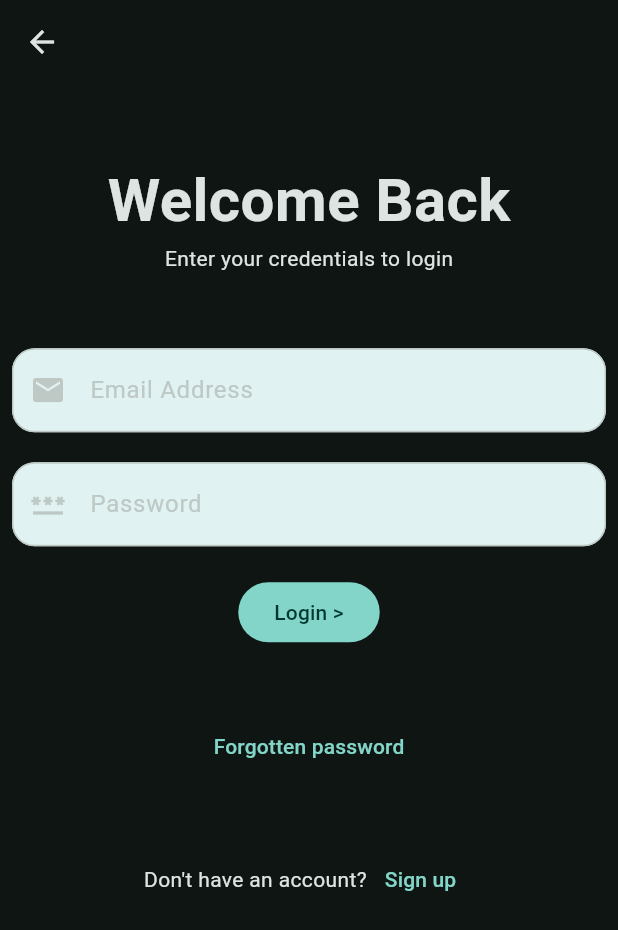
After one commit to Danny-Py5/flutter-tutorial-sept-15-2025-monday-1-53pm, a Flutter app: the LoginExercisePage screen opened directly, on a phone screen of 412 x 824 dp. The commit adds this screen. Shown: the top 930 px of the screen. Run offline on Flutter 3.47's test engine with Material 3 defaults, Android fonts, the phone set to English and light mode, and no system bars; our stand-ins replace lottie, shared_preferences; accounts and stored records are empty.

Commit message:
login page practice

```diff
--- /dev/null
+++ b/lib/views/pages/login_exercise_page.dart
@@ -0,0 +1,111 @@
+import 'package:flutter/material.dart';
+import 'package:flutter_application_1/data/constants/defaults.dart';
+
+class LoginExercisePage extends StatefulWidget {
+  const LoginExercisePage({super.key});
+
+  @override
+  State<LoginExercisePage> createState() => _LoginExercisePageState();
+}
+
+class _LoginExercisePageState extends State<LoginExercisePage> {
+  TextEditingController passwordController = TextEditingController();
+  TextEditingController emailController = TextEditingController();
+  final textInputFillColor = Colors.teal[50];
+
+  @override
+  void dispose() {
+    passwordController.dispose();
+    emailController.dispose();
+    super.dispose();
+  }
+
+  @override
+  Widget build(BuildContext context) {
+    return Scaffold(
+      appBar: AppBar(),
+      body: SingleChildScrollView(
+        child: Padding(
+          padding: const EdgeInsets.all(8.0),
+          child: Column(
+            mainAxisSize: MainAxisSize.min, // 👈 important fix
+            children: [
+              Center(
+                child: Column(
+                  mainAxisSize: MainAxisSize.min, // 👈 also helps
+                  children: [
+                    SizedBox(height: MediaQuery.of(context).size.height * 0.05),
+                    FittedBox(
+                      child: Text(
+                        "Welcome Back",
+                        style: TextStyle(
+                          fontSize: 40,
+                          fontWeight: FontWeight.bold,
+                        ),
+                      ),
+                    ),
+                    Text("Enter your credentials to login"),
+                  ],
+                ),
+              ),
+
+              SizedBox(height: 50),
+
+              Center(
+                // inputs
+                child: Column(
+                  spacing: 20,
+                  children: [
+                    TextField(
+                      controller: emailController,
+                      decoration: InputDecoration(
+                        fillColor: textInputFillColor,
+                        filled: true,
+                        hint: Text("Input Your Email Address here"),
+                        label: Text("Email Address"),
+                        prefixIcon: Icon(Icons.email),
+                        border: OutlineInputBorder(
+                          borderRadius: BorderRadius.circular(
+                            Defaults.borderRadius,
+                          ),
+                        ),
+                      ),
+                    ),
+                    TextField(
+                      controller: passwordController,
+                      decoration: InputDecoration(
+                        fillColor: textInputFillColor,
+                        filled: true,
+                        hint: Text("Input your password"),
+                        label: Text("Password"),
+                        prefixIcon: Icon(Icons.password_sharp),
+                        border: OutlineInputBorder(
+                          borderRadius: BorderRadius.circular(
+                            Defaults.borderRadius,
+                          ),
+                        ),
+                      ),
+                    ),
+                    FilledButton(onPressed: () {}, child: Text('Login >')),
+                  ],
+                ),
+              ),
+              SizedBox(height: MediaQuery.of(context).size.height * 0.05),
+              TextButton(onPressed: () {}, child: Text("Forgotten password")),
+              SizedBox(height: MediaQuery.of(context).size.height * 0.05),
+              Center(
+                child: Row(
+                  mainAxisSize: MainAxisSize.min,
+                  children: [
+                    Text("Don't have an account?"),
+                    TextButton(onPressed: () {}, child: Text("Sign up")),
+                  ],
+                ),
+              ),
+            ],
+          ),
+        ),
+      ),
+    );
+  }
+}
--- a/lib/views/pages/profile_page.dart
+++ b/lib/views/pages/profile_page.dart
@@ -1,6 +1,7 @@
 import 'package:flutter/material.dart';
 import 'package:flutter_application_1/data/constants/defaults.dart';
 import 'package:flutter_application_1/data/value_notifier.dart';
+import 'package:flutter_application_1/views/pages/login_exercise_page.dart';
 import 'package:flutter_application_1/views/pages/welcome_page.dart';
 
 class ProfilePage extends StatefulWidget {
@@ -56,6 +57,21 @@ class _ProfilePageState extends State<ProfilePage> {
               );
             },
           ),
+          ListTile(
+            trailing: Icon(Icons.navigate_next),
+            title: Text("Login Page design"),
+            onTap: () {
+              selectedPageNotifier.value = 0;
+              Navigator.push(
+                context,
+                MaterialPageRoute(
+                  builder: (context) {
+                    return LoginExercisePage();
+                  },
+                ),
+              );
+            },
+          ),
         ],
       ),
     );
```
